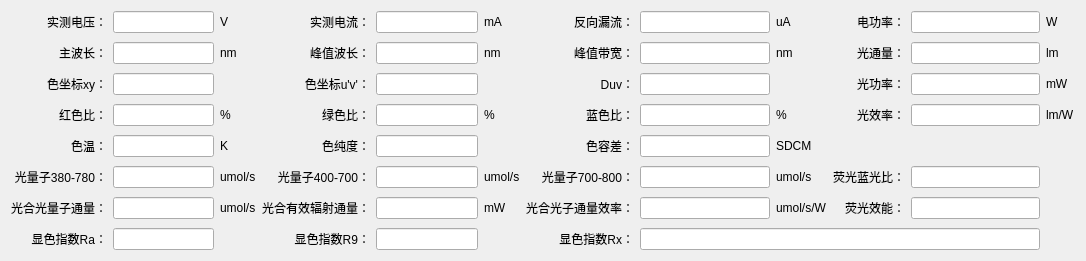
This is SL2000/HDetailWidget2000DC.ui in hexianqi/QtCode as Qt 5 draws it before an edit. The edited form follows.
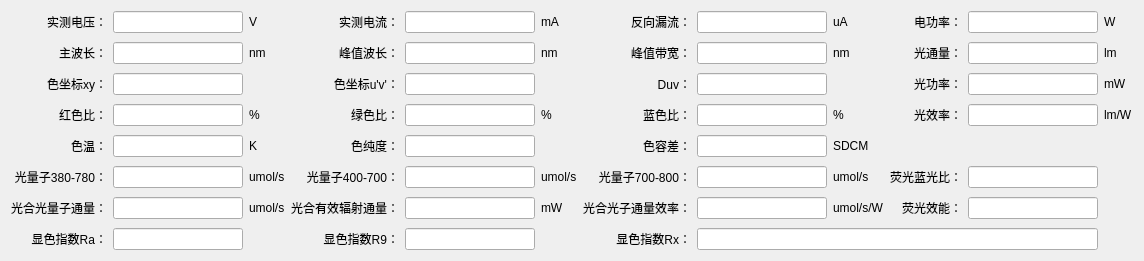
This is the edited form.

Diff of the .ui file:
```diff
--- a/SL2000/HDetailWidget2000DC.ui
+++ b/SL2000/HDetailWidget2000DC.ui
@@ -6,7 +6,7 @@
    <rect>
     <x>0</x>
     <y>0</y>
-    <width>1086</width>
+    <width>1144</width>
     <height>241</height>
    </rect>
   </property>
```
